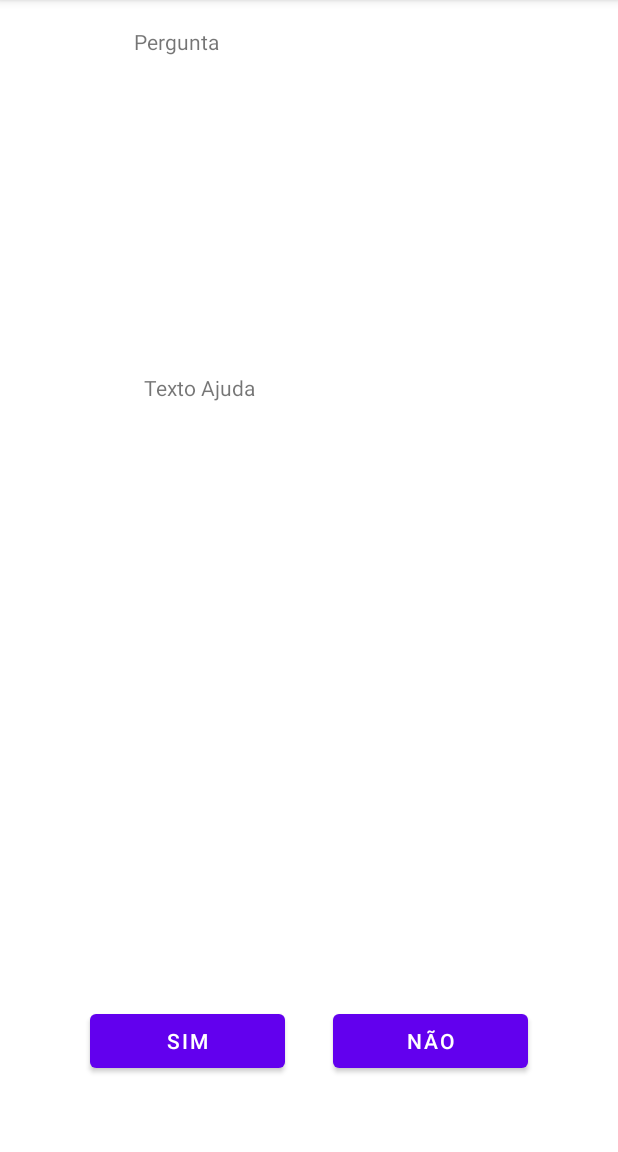
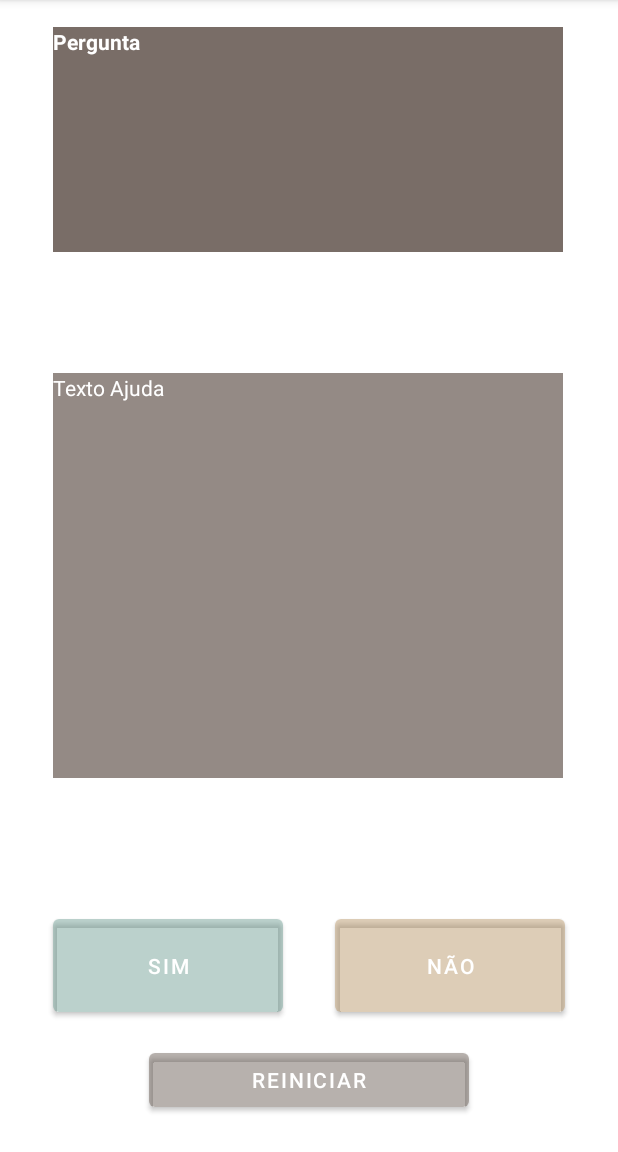
Before and after one commit to Laboratorio-de-Pedometria/aplicativoClassificador, an Android app: the screen it shows after launch (PerguntaSoloSuperficialActivity), after a tap on "SUPERFICIAL", on a phone screen of 412 x 824 dp, the part 84-1236 px from its top. Run offline under Robolectric (Android 15) with nearby library versions, the phone set to English and light mode, and no system bars; libraries missing offline, so code that uses them is left out: org.apache.poi; 8 statements that could not run were skipped.

Commit message:
adicao do botao reiniciar, trocar de cores e adicao de 2 botoes de classficar

```diff
--- a/app/src/main/java/com/example/classificador/ui/activity/MainActivity.java
+++ b/app/src/main/java/com/example/classificador/ui/activity/MainActivity.java
@@ -3,7 +3,6 @@ package com.example.classificador.ui.activity;
 import android.content.Intent;
 import android.os.Bundle;
 import android.widget.Button;
-import android.widget.Toast;
 
 import androidx.appcompat.app.AppCompatActivity;
 
@@ -20,16 +19,8 @@ public class MainActivity extends AppCompatActivity {
         Button buttonClassificarSuperificial = findViewById(R.id.button_classificar_superficial);
 
 
-        buttonClassificarSuperificial.setOnClickListener(v -> {
-                    Toast.makeText(MainActivity.this, "botao de classifica", Toast.LENGTH_LONG).show();
-                    startActivity(new Intent(MainActivity.this, PerguntaSoloSuperficialActivity.class));
-                }
-        );
+        buttonClassificarSuperificial.setOnClickListener(v -> startActivity(new Intent(MainActivity.this, PerguntaSoloSuperficialActivity.class)));
 
-        buttonClassificarSubsuperficial.setOnClickListener(v -> {
-                    Toast.makeText(MainActivity.this, "botao de classifica", Toast.LENGTH_LONG).show();
-                    startActivity(new Intent(MainActivity.this, PerguntaSoloSubsuperficialActivity.class));
-                }
-        );
+        buttonClassificarSubsuperficial.setOnClickListener(v -> startActivity(new Intent(MainActivity.this, PerguntaSoloSubsuperficialActivity.class)));
     }
 }
--- a/app/src/main/java/com/example/classificador/ui/activity/PerguntaActivity.java
+++ b/app/src/main/java/com/example/classificador/ui/activity/PerguntaActivity.java
@@ -1,5 +1,6 @@
 package com.example.classificador.ui.activity;
 
+import android.content.Intent;
 import android.os.Build;
 import android.os.Bundle;
 import android.os.Handler;
@@ -27,6 +28,7 @@ import Entrada.Decisao;
 public abstract class PerguntaActivity extends AppCompatActivity {
 
     public abstract Handler getHideHandler();
+
     public abstract int getId();
 
     @RequiresApi(api = Build.VERSION_CODES.N)
@@ -34,6 +36,10 @@ public abstract class PerguntaActivity extends AppCompatActivity {
     protected void onCreate(Bundle savedInstanceState) {
         super.onCreate(savedInstanceState);
         setContentView(R.layout.activity_pergunta);
+
+        Button buttonSim = findViewById(R.id.button_sim);
+        Button buttonNao = findViewById(R.id.button_nao);
+        Button buttonReiniciar = findViewById(R.id.button_reiniciar);
 
         InputStream fisPlanilha = getResources().openRawResource(getId());
         List<Decisao> listaDecisao = new ArrayList<>();
@@ -59,9 +65,6 @@ public abstract class PerguntaActivity extends AppCompatActivity {
         TextView ajudTextView = findViewById(R.id.textView_ajuda);
         ajudTextView.setText(raiz.getTextoAjuda());
 
-        Button buttonSim = findViewById(R.id.button_sim);
-        Button buttonNao = findViewById(R.id.button_nao);
-
 
         buttonSim.setOnClickListener(v -> {
             service.direita();
@@ -72,7 +75,7 @@ public abstract class PerguntaActivity extends AppCompatActivity {
             service.esquerda();
             processaNoAtual(service, buttonSim, buttonNao);
         });
-
+        buttonReiniciar.setOnClickListener(v -> startActivity(new Intent(PerguntaActivity.this, MainActivity.class)));
     }
 
     private void processaNoAtual(ArvoreService service, Button buttonSim, Button buttonNao) {
--- a/app/src/main/res/layout/activity_pergunta.xml
+++ b/app/src/main/res/layout/activity_pergunta.xml
@@ -8,43 +8,62 @@
 
     <Button
         android:id="@+id/button_sim"
-        android:layout_width="130dp"
-        android:layout_height="wrap_content"
+        android:layout_width="153dp"
+        android:layout_height="74dp"
         android:layout_alignParentStart="true"
         android:layout_alignParentBottom="true"
-        android:layout_marginStart="60dp"
-        android:layout_marginBottom="50dp"
-        android:text="Sim" />
+        android:layout_marginStart="35dp"
+        android:layout_marginBottom="87dp"
+        android:text="Sim"
+        app:backgroundTint="#66558D80" />
 
     <Button
         android:id="@+id/button_nao"
-        android:layout_width="130dp"
-        android:layout_height="wrap_content"
+        android:layout_width="153dp"
+        android:layout_height="74dp"
         android:layout_alignParentEnd="true"
         android:layout_alignParentBottom="true"
-        android:layout_marginEnd="60dp"
-        android:layout_marginBottom="50dp"
-        android:text="não" />
+        android:layout_marginEnd="35dp"
+        android:layout_marginBottom="87dp"
+        android:text="não"
+        app:backgroundTint="#66AB824C" />
 
     <TextView
         android:id="@+id/textView_pergunta"
-        android:layout_width="223dp"
-        android:layout_height="169dp"
+        android:layout_width="340dp"
+        android:layout_height="150dp"
         android:layout_alignParentStart="true"
         android:layout_alignParentTop="true"
         android:layout_centerHorizontal="true"
-        android:layout_marginStart="89dp"
+        android:layout_marginStart="35dp"
         android:layout_marginTop="18dp"
+        android:background="#BF4D3D34"
         android:text="Pergunta"
+        android:textColor="#FFFFFF"
+        android:textStyle="bold"
         app:layout_constraintEnd_toEndOf="parent"
         app:layout_constraintStart_toStartOf="parent" />
 
     <TextView
         android:id="@+id/textView_ajuda"
-        android:layout_width="217dp"
+        android:layout_width="340dp"
         android:layout_height="270dp"
         android:layout_alignParentStart="true"
         android:layout_centerInParent="true"
-        android:layout_marginStart="96dp"
-        android:text="Texto Ajuda" />
+        android:layout_marginStart="35dp"
+        android:background="#994D3D34"
+        android:text="Texto Ajuda"
+        android:textAlignment="textStart"
+        android:textColor="#FFFFFF" />
+
+    <Button
+        android:id="@+id/button_reiniciar"
+        android:layout_width="213dp"
+        android:layout_height="wrap_content"
+        android:layout_alignParentBottom="true"
+        android:layout_centerHorizontal="true"
+        android:layout_marginBottom="24dp"
+        android:text="Reiniciar"
+        app:backgroundTint="#664D3D34" />
+
 </RelativeLayout>
```
Also changed, not shown: app/src/main/res/layout/activity_decisao_final.xml (deleted, +0 -39 lines), app/src/main/res/layout/activity_main.xml (deleted, +0 -58 lines), app/src/main/res/layout/activity_main2.xml (+4 -13 lines).
